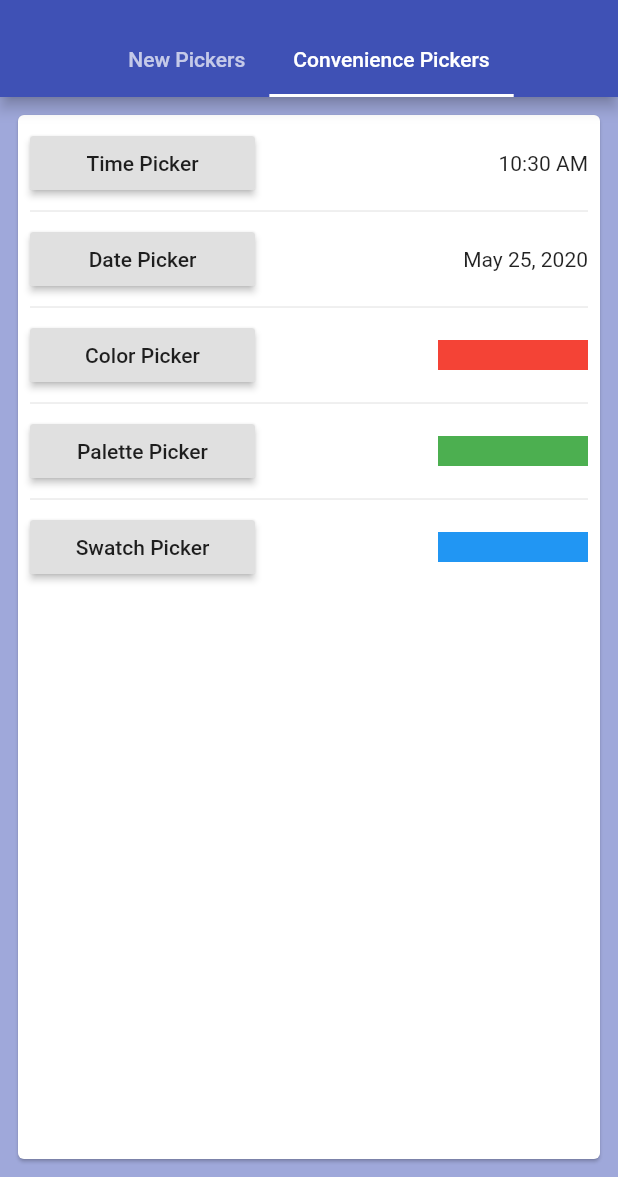
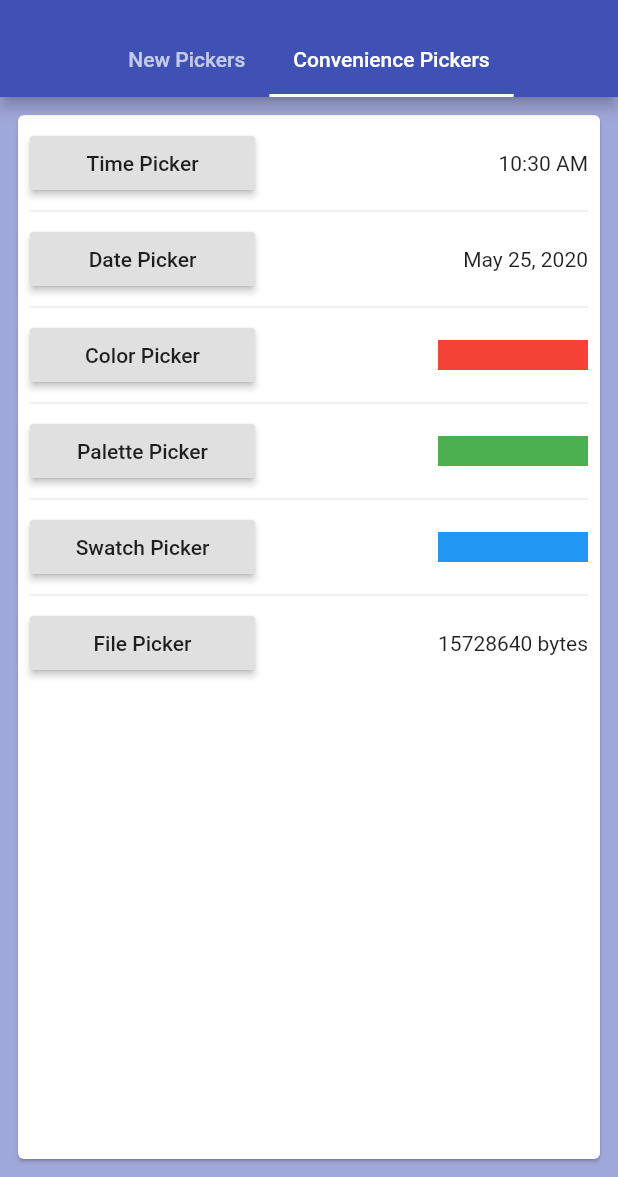
Before and after one commit to codegrue/flutter_material_pickers, a Flutter app: the screen it shows after launch, tab 2 chosen, on a phone screen of 412 x 824 dp, the part 59-1236 px from its top. Run offline on Flutter 3.47's test engine with Material 2 defaults, Android fonts, the phone set to English and light mode, and no system bars; our stand-ins replace dynamic_theme, flutter_colorpicker; missing offline and left inert: file_picker_cross, shared_preferences_web.

Commit message:
added file picker

```diff
--- a/example/lib/main.dart
+++ b/example/lib/main.dart
@@ -71,8 +71,13 @@ class _TestPageState extends State<TestPage> {
           title: Text("Material Picker Examples"),
           actions: <Widget>[
             IconButton(
-              icon: Theme.of(context).brightness == Brightness.dark ? Icon(Icons.brightness_7) : Icon(Icons.brightness_4),
-              onPressed: () => DynamicTheme.of(context).setBrightness(Theme.of(context).brightness == Brightness.dark ? Brightness.light : Brightness.dark),
+              icon: Theme.of(context).brightness == Brightness.dark
+                  ? Icon(Icons.brightness_7)
+                  : Icon(Icons.brightness_4),
+              onPressed: () => DynamicTheme.of(context).setBrightness(
+                  Theme.of(context).brightness == Brightness.dark
+                      ? Brightness.light
+                      : Brightness.dark),
             )
           ],
           bottom: TabBar(
@@ -121,7 +126,9 @@ class _TestPageState extends State<TestPage> {
                         Divider(),
                         buildPaletteRow(context),
                         Divider(),
-                        buildSwatchRow(context)
+                        buildSwatchRow(context),
+                        Divider(),
+                        buildFileRow(context),
                       ],
                     ),
                   ),
@@ -180,7 +187,8 @@ class _TestPageState extends State<TestPage> {
               title: "Pick Your City",
               items: model.usStates,
               selectedItem: model.selectedUsState,
-              onChanged: (value) => setState(() => model.selectedUsState = value),
+              onChanged: (value) =>
+                  setState(() => model.selectedUsState = value),
             ),
           ),
         ),
@@ -233,7 +241,8 @@ class _TestPageState extends State<TestPage> {
               title: "Pick Your Toppings",
               items: model.iceCreamToppings,
               selectedItems: model.selectedIceCreamToppings,
-              onChanged: (value) => setState(() => model.selectedIceCreamToppings = value),
+              onChanged: (value) =>
+                  setState(() => model.selectedIceCreamToppings = value),
             ),
           ),
         ),
@@ -259,7 +268,8 @@ class _TestPageState extends State<TestPage> {
               title: "Pick Your City",
               items: model.usStates,
               selectedItem: model.selectedUsState,
-              onChanged: (value) => setState(() => model.selectedUsState = value),
+              onChanged: (value) =>
+                  setState(() => model.selectedUsState = value),
             ),
           ),
         ),
@@ -425,4 +435,27 @@ class _TestPageState extends State<TestPage> {
       ],
     );
   }
+
+  Row buildFileRow(BuildContext context) {
+    return Row(
+      children: <Widget>[
+        Container(
+          width: 150.0,
+          child: RaisedButton(
+            child: Text("File Picker"),
+            onPressed: () => showMaterialFilePicker(
+              context: context,
+              onChanged: (value) => setState(() => model.file = value),
+            ),
+          ),
+        ),
+        Expanded(
+          child: Text(
+            "${model.file.lengthInBytes} bytes",
+            textAlign: TextAlign.right,
+          ),
+        ),
+      ],
+    );
+  }
 }
--- a/example/lib/model.dart
+++ b/example/lib/model.dart
@@ -1,4 +1,6 @@
 // example viewmodel for the form
+import 'dart:typed_data';
+
 import 'package:flutter/material.dart';
 
 class ExampleModel {
@@ -112,4 +114,7 @@ class ExampleModel {
 
   // Swatch Picker Model
   Color swatch = Colors.blue;
+
+  // File Picker Model
+  Uint8List file = Uint8List(1024 * 1024 * 15);
 }
--- a/lib/flutter_material_pickers.dart
+++ b/lib/flutter_material_pickers.dart
@@ -16,6 +16,7 @@ export 'package:flutter_material_pickers/helpers/show_color_picker.dart';
 export 'package:flutter_material_pickers/helpers/show_palette_picker.dart';
 export 'package:flutter_material_pickers/helpers/show_swatch_picker.dart';
 export 'package:flutter_material_pickers/helpers/show_responsive_dialog.dart';
+export 'package:flutter_material_pickers/helpers/show_file_picker.dart';
 
 // Constants
 const double kPickerHeaderPortraitHeight = 80.0;
--- a/pubspec.yaml
+++ b/pubspec.yaml
@@ -1,6 +1,6 @@
 name: flutter_material_pickers
 description: A flutter package for easily and consistently showing material themed picker dialogs.
-version: 1.5.2
+version: 1.5.3
 homepage: https://github.com/codegrue/flutter_material_pickers
 
 dependencies:
@@ -9,6 +9,7 @@ dependencies:
   flutter_colorpicker: ^0.3.4
   intl: ^0.16.0
   meta: ^1.1.6
+  file_picker_cross: ^2.0.0
 
 dev_dependencies:
   flutter_test:
```
Also changed, not shown: lib/helpers/show_file_picker.dart (added, +31 -0 lines), 6 other files.
